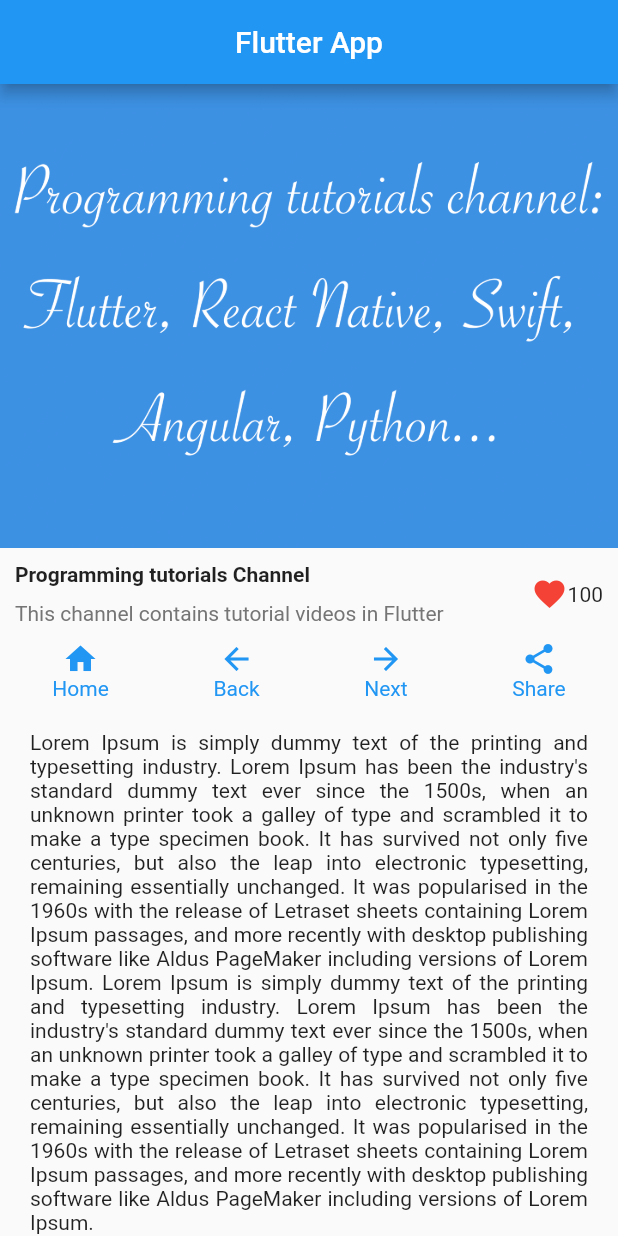
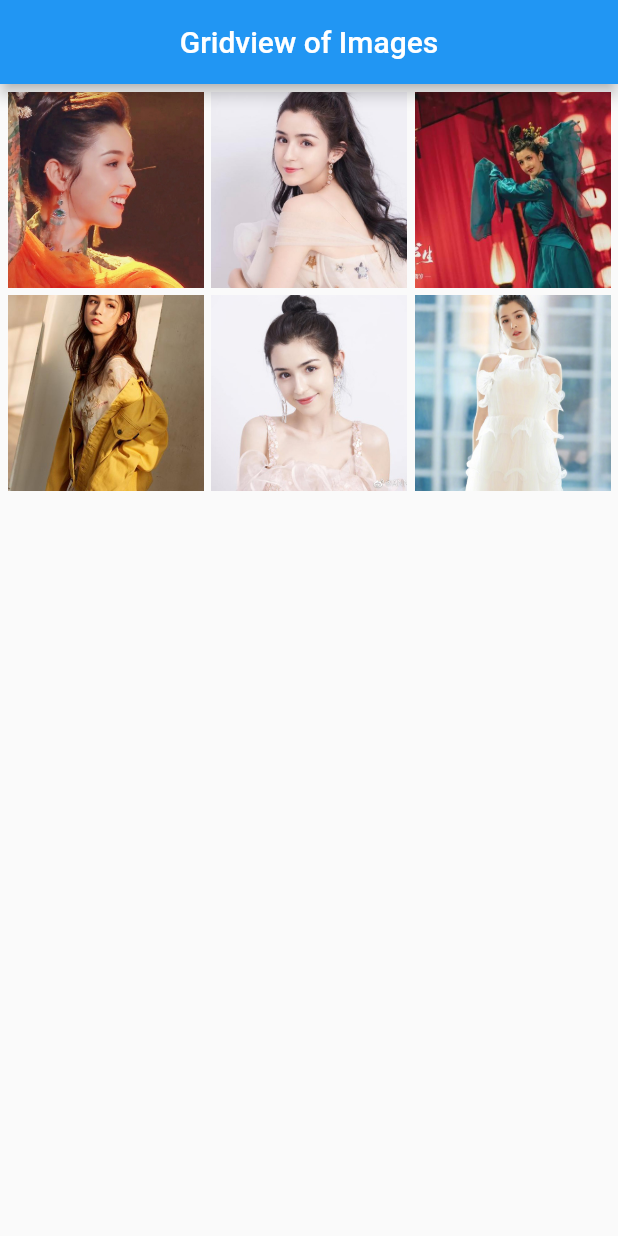
Before and after one commit to bee1194/flutter, a Flutter app: the screen it shows after launch, on a phone screen of 412 x 824 dp. Run offline on Flutter 3.47's test engine with Material 2 defaults, Android fonts, the phone set to English and light mode, and no system bars.

Commit message:
gridview

```diff
--- a/lib/MyApp.dart
+++ b/lib/MyApp.dart
@@ -1,92 +1,12 @@
 import 'package:flutter/material.dart';
+import 'mainpage.dart';
 
 class MyApp extends StatelessWidget {
-  Widget buildBtn(IconData icon, String title) {
-    final Color tintColor = Colors.blue;
-    return new Column(
-      children: [
-        new Icon(
-          icon,
-          color: tintColor,
-        ),
-        new Container(
-          child: new Text(
-            title,
-            style: new TextStyle(color: Colors.blue),
-          ),
-        ),
-      ],
-    );
-  }
-
   @override
   Widget build(BuildContext context) {
-    return MaterialApp(
+    return new MaterialApp(
       title: "",
-      home: new Scaffold(
-          appBar: new AppBar(
-            title: new Text("Flutter App"),
-            centerTitle: true,
-          ),
-          body: new ListView(
-            children: <Widget>[
-              new Image.asset('images/tutorialChannel.png', fit: BoxFit.cover),
-              new Container(
-                padding: const EdgeInsets.all(10.0),
-                child: new Row(
-                  children: <Widget>[
-                    new Expanded(
-                      child: new Column(
-                        crossAxisAlignment: CrossAxisAlignment.start,
-                        children: [
-                          new Container(
-                            padding: const EdgeInsets.only(bottom: 10),
-                            child: new Text(
-                              "Programming tutorials Channel",
-                              style: new TextStyle(fontWeight: FontWeight.bold),
-                            ),
-                          ),
-                          new Text(
-                            "This channel contains tutorial videos in Flutter",
-                            style: new TextStyle(color: Colors.grey[600]),
-                          ),
-                        ],
-                      ),
-                    ),
-                    new Container(
-                      child: new Row(
-                        children: <Widget>[
-                          new Icon(
-                            Icons.favorite,
-                            color: Colors.red,
-                          ),
-                          new Text("100")
-                        ],
-                      ),
-                    ),
-                  ],
-                ),
-              ),
-              new Container(
-                child: new Row(
-                  mainAxisAlignment: MainAxisAlignment.spaceAround,
-                  children: [
-                    buildBtn(Icons.home, "Home"),
-                    buildBtn(Icons.arrow_back, "Back"),
-                    buildBtn(Icons.arrow_forward, "Next"),
-                    buildBtn(Icons.share, "Share"),
-                  ],
-                ),
-              ),
-              new Container(
-                padding: EdgeInsets.all(20.0),
-                child: new Text(
-                    "Lorem Ipsum is simply dummy text of the printing and typesetting industry. Lorem Ipsum has been the industry's standard dummy text ever since the 1500s, when an unknown printer took a galley of type and scrambled it to make a type specimen book. It has survived not only five centuries, but also the leap into electronic typesetting, remaining essentially unchanged. It was popularised in the 1960s with the release of Letraset sheets containing Lorem Ipsum passages, and more recently with desktop publishing software like Aldus PageMaker including versions of Lorem Ipsum. Lorem Ipsum is simply dummy text of the printing and typesetting industry. Lorem Ipsum has been the industry's standard dummy text ever since the 1500s, when an unknown printer took a galley of type and scrambled it to make a type specimen book. It has survived not only five centuries, but also the leap into electronic typesetting, remaining essentially unchanged. It was popularised in the 1960s with the release of Letraset sheets containing Lorem Ipsum passages, and more recently with desktop publishing software like Aldus PageMaker including versions of Lorem Ipsum.",
-                    textAlign: TextAlign.justify,
-                    ),
-              ),
-            ],
-          )),
+      home: new MainPage(title: "Gridview of Images",),
     );
   }
 }
--- /dev/null
+++ b/lib/mainpage.dart
@@ -0,0 +1,46 @@
+import 'package:flutter/cupertino.dart';
+import 'package:flutter/material.dart';
+
+class MainPage extends StatefulWidget {
+  final String title;
+  MainPage({this.title}) : super();
+  @override
+  State<StatefulWidget> createState() {
+    return new _MainPageState();
+  }
+}
+
+class _MainPageState extends State<MainPage> {
+  @override
+  Widget build(BuildContext context) {
+    return new Scaffold(
+      appBar: new AppBar(
+        title: new Text(widget.title),
+        centerTitle: true,
+      ),
+      body: new GridView.extent(
+        maxCrossAxisExtent: 150.0,
+        mainAxisSpacing: 5.0,
+        crossAxisSpacing: 5.0,
+        padding: EdgeInsets.all(5.0),
+        children: _buildGridTiles(6),
+      ),
+    );
+  }
+
+  List<Widget> _buildGridTiles(numberOftiles) {
+    List<Container> containers =
+        new List<Container>.generate(numberOftiles, (int index) {
+      final imageName = index < numberOftiles
+          ? 'images/img0${index + 1}.jpg'
+          : 'images/img${index + 1}.jpg';
+      return new Container(
+        child: new Image.asset(
+          imageName,
+          fit: BoxFit.cover,
+          ),
+      );
+    });
+    return containers;
+  }
+}
--- a/pubspec.yaml
+++ b/pubspec.yaml
@@ -48,6 +48,12 @@ flutter:
   # To add assets to your application, add an assets section, like this:
   assets:
     - images/tutorialChannel.png
+    - images/img01.jpg
+    - images/img02.jpg
+    - images/img03.jpg
+    - images/img04.jpg
+    - images/img05.jpg
+    - images/img06.jpg
 
   # An image asset can refer to one or more resolution-specific "variants", see
   # https://flutter.dev/assets-and-images/#resolution-aware.
```
Also changed, not shown: images/img01.jpg (added), images/img02.jpg (added), images/img03.jpg (added), images/img04.jpg (added), images/img05.jpg (added), images/img06.jpg (added).
